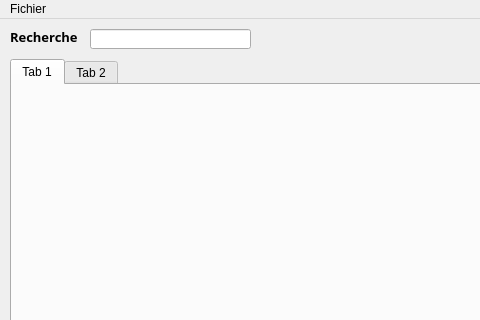
Above: mainwindow.ui from JT117/KFet before the change; both pictures show x 0 to 480 and y 0 to 320 of the 949 by 625 pixel window. Below: the same form after it.
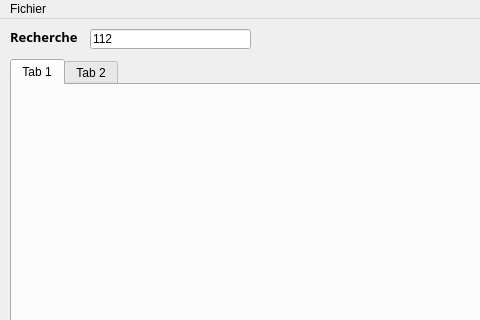
That is the form after the change.

Diff of the .ui file:
```diff
--- a/mainwindow.ui
+++ b/mainwindow.ui
@@ -55,6 +55,9 @@
       <height>20</height>
      </rect>
     </property>
+    <property name="text">
+     <string>112</string>
+    </property>
    </widget>
    <widget class="QTabWidget" name="tabWidget">
     <property name="geometry">
```
